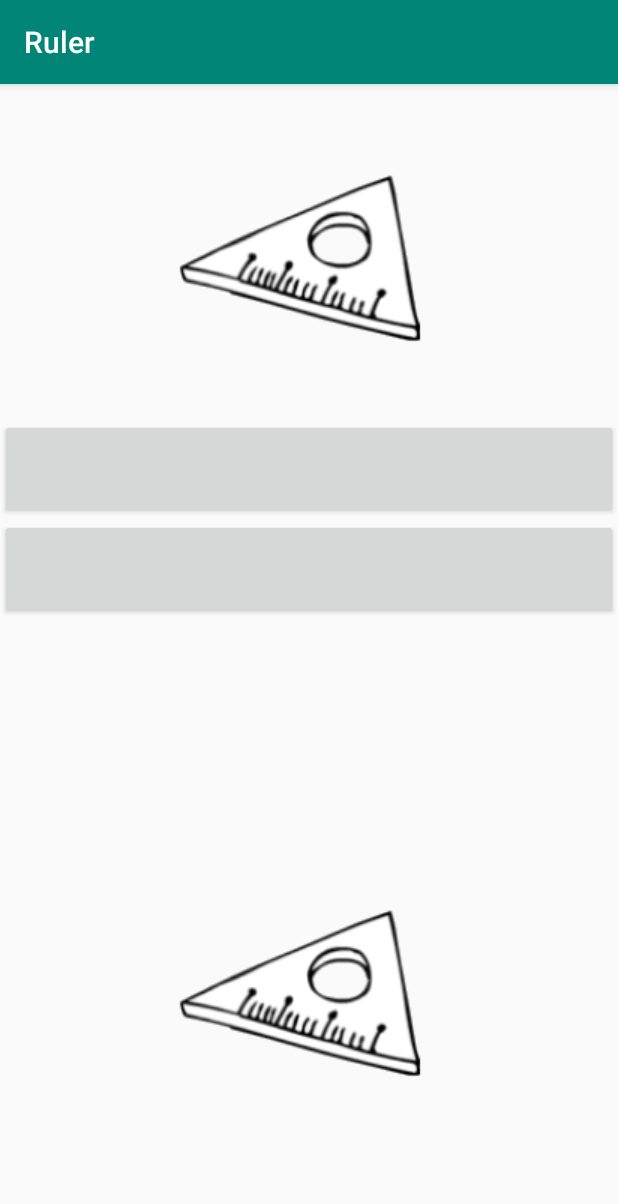
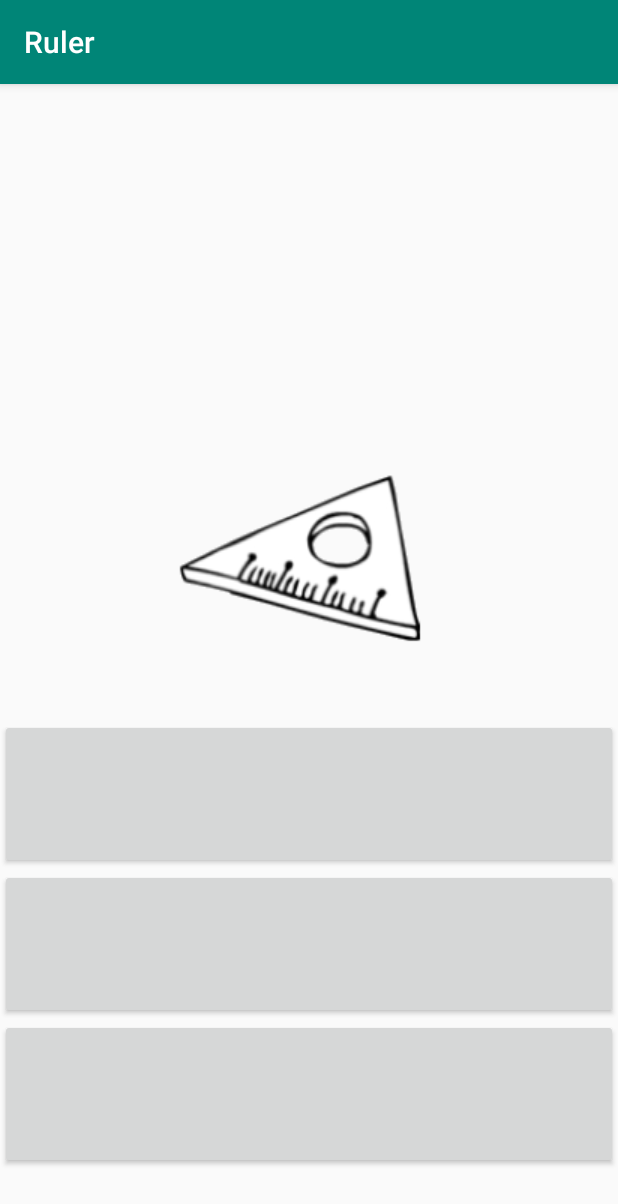
Before and after one commit to md2eoseo/Ruler, an Android app: the screen it shows after launch (MainActivity), on a phone screen of 412 x 824 dp. Shown: the top 1204 px of the screen. Run offline under Robolectric (Android 15) with nearby library versions, the light colour scheme and no system bars.

Commit message:
activity_main.xml Button 추가

```diff
--- a/app/src/main/res/layout/activity_main.xml
+++ b/app/src/main/res/layout/activity_main.xml
@@ -8,23 +8,24 @@
     android:orientation="vertical">
 
     <ImageView
-        android:src="@drawable/ruler"
+        android:id="@+id/logo"
         android:layout_width="match_parent"
-        android:layout_height="wrap_content" />
+        android:layout_height="wrap_content"
+        android:layout_marginTop="200dp"
+        app:srcCompat="@drawable/ruler" />
 
     <Button
-        android:id="@+id/btn_"
+        android:id="@+id/btn_measure"
         android:layout_width="match_parent"
-        android:layout_height="100px" />
+        android:layout_height="100dp" />
 
     <Button
+        android:id="@+id/btn_locate"
         android:layout_width="match_parent"
-        android:layout_height="100px" />
+        android:layout_height="100dp" />
 
-    <ImageView
-        android:id="@+id/imageView"
+    <Button
+        android:id="@+id/btn_exit"
         android:layout_width="match_parent"
-        android:layout_height="wrap_content"
-        android:layout_marginTop="200px"
-        app:srcCompat="@drawable/ruler" />
+        android:layout_height="100dp" />
 </LinearLayout>
```
